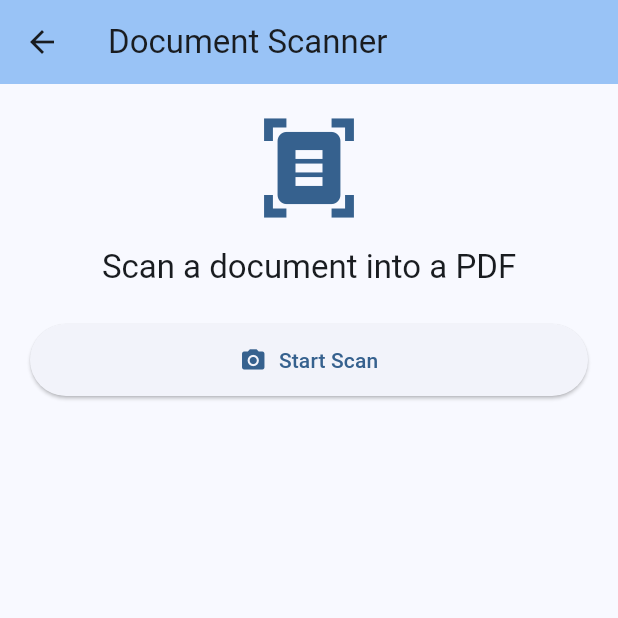
After one commit to getkawai/pdf_editor, a Flutter app: the screen it shows after launch, after a tap on "Scan Document", on a phone screen of 412 x 824 dp, the top half of it. The commit adds this screen. Run offline on Flutter 3.47's test engine with Material 3 defaults, Android fonts, the phone set to English and light mode, and no system bars; our stand-ins replace file_picker, firebase_analytics, firebase_core, firebase_crashlytics, permission_handler; missing offline and left inert: google_mlkit_document_scanner, llamadart, syncfusion_flutter_pdf, syncfusion_flutter_pdfviewer; accounts and stored records are empty.

Commit message:
Add document scanning functionality to HomeScreen
- Updated pubspec.yaml to include google_mlkit_document_scanner dependency for document scanning capabilities.
- Modified AndroidManifest.xml to request CAMERA permission for scanning documents.
- Implemented a new button in HomeScreen to navigate to DocumentScannerScreen, enhancing user interaction with document scanning features.

This update introduces document scanning functionality, improving the app's utility for users needing to scan and manage documents.

```diff
--- /dev/null
+++ b/lib/screens/document_scanner_screen.dart
@@ -0,0 +1,209 @@
+import 'dart:io';
+
+import 'package:flutter/material.dart';
+import 'package:google_mlkit_document_scanner/google_mlkit_document_scanner.dart';
+import 'package:permission_handler/permission_handler.dart';
+
+import 'pdf_viewer_screen.dart';
+
+class DocumentScannerScreen extends StatefulWidget {
+  const DocumentScannerScreen({super.key});
+
+  @override
+  State<DocumentScannerScreen> createState() => _DocumentScannerScreenState();
+}
+
+class _DocumentScannerScreenState extends State<DocumentScannerScreen> {
+  bool _isScanning = false;
+  DocumentScanningResultPdf? _lastPdf;
+  List<String>? _lastImages;
+  String? _errorMessage;
+
+  Future<void> _startScan() async {
+    setState(() {
+      _isScanning = true;
+      _errorMessage = null;
+    });
+
+    final cameraStatus = await Permission.camera.request();
+    if (!cameraStatus.isGranted) {
+      setState(() {
+        _isScanning = false;
+        _errorMessage = 'Camera permission is required to scan documents.';
+      });
+      return;
+    }
+
+    final options = DocumentScannerOptions(
+      documentFormats: {DocumentFormat.pdf},
+      pageLimit: 20,
+      mode: ScannerMode.full,
+      isGalleryImport: true,
+    );
+    final scanner = DocumentScanner(options: options);
+
+    try {
+      final result = await scanner.scanDocument();
+      setState(() {
+        _lastPdf = result.pdf;
+        _lastImages = result.images;
+      });
+    } catch (e) {
+      setState(() {
+        _errorMessage = 'Scanning failed: $e';
+      });
+    } finally {
+      await scanner.close();
+      if (mounted) {
+        setState(() {
+          _isScanning = false;
+        });
+      }
+    }
+  }
+
+  String? _pdfFilePath() {
+    final pdf = _lastPdf;
+    if (pdf == null) return null;
+    final uri = Uri.parse(pdf.uri);
+    if (uri.scheme == 'file') return uri.toFilePath();
+    if (uri.scheme.isEmpty) return pdf.uri;
+    return null;
+  }
+
+  void _openPdfViewer(String path) {
+    Navigator.push(
+      context,
+      MaterialPageRoute(builder: (context) => PdfViewerScreen(filePath: path)),
+    );
+  }
+
+  @override
+  Widget build(BuildContext context) {
+    final bool isSupported = Platform.isAndroid;
+    final pdfPath = _pdfFilePath();
+
+    return Scaffold(
+      appBar: AppBar(
+        title: const Text('Document Scanner'),
+        backgroundColor: Theme.of(context).colorScheme.inversePrimary,
+      ),
+      body: Padding(
+        padding: const EdgeInsets.all(20),
+        child: Column(
+          crossAxisAlignment: CrossAxisAlignment.stretch,
+          children: [
+            Icon(
+              Icons.document_scanner,
+              size: 72,
+              color: Theme.of(context).colorScheme.primary,
+            ),
+            const SizedBox(height: 16),
+            Text(
+              'Scan a document into a PDF',
+              style: Theme.of(context).textTheme.titleLarge,
+              textAlign: TextAlign.center,
+            ),
+            const SizedBox(height: 24),
+            ElevatedButton.icon(
+              onPressed: (!_isScanning && isSupported) ? _startScan : null,
+              icon: _isScanning
+                  ? const SizedBox(
+                      width: 18,
+                      height: 18,
+                      child: CircularProgressIndicator(strokeWidth: 2),
+                    )
+                  : const Icon(Icons.camera_alt),
+              label: Text(_isScanning ? 'Scanning…' : 'Start Scan'),
+              style: ElevatedButton.styleFrom(
+                padding: const EdgeInsets.symmetric(horizontal: 24, vertical: 14),
+              ),
+            ),
+            if (!isSupported) ...[
+              const SizedBox(height: 12),
+              Text(
+                'Document scanning is only supported on Android devices.',
+                style: Theme.of(context).textTheme.bodySmall,
+                textAlign: TextAlign.center,
+              ),
+            ],
+            const SizedBox(height: 16),
+            if (_errorMessage != null)
+              Text(
+                _errorMessage!,
+                style: TextStyle(color: Theme.of(context).colorScheme.error),
+                textAlign: TextAlign.center,
+              ),
+            const SizedBox(height: 24),
+            if (_lastPdf != null)
+              Card(
+                child: Padding(
+                  padding: const EdgeInsets.all(16),
+                  child: Column(
+                    crossAxisAlignment: CrossAxisAlignment.stretch,
+                    children: [
+                      Text(
+                        'Last Scan',
+                        style: Theme.of(context).textTheme.titleMedium,
+                      ),
+                      const SizedBox(height: 8),
+                      Text('Pages: ${_lastPdf!.pageCount}'),
+                      const SizedBox(height: 8),
+                      Text(
+                        'PDF: ${_lastPdf!.uri}',
+                        maxLines: 2,
+                        overflow: TextOverflow.ellipsis,
+                      ),
+                      const SizedBox(height: 12),
+                      if (pdfPath != null)
+                        OutlinedButton.icon(
+                          onPressed: () => _openPdfViewer(pdfPath),
+                          icon: const Icon(Icons.picture_as_pdf),
+                          label: const Text('Open PDF'),
+                        )
+                      else
+                        Text(
+                          'Cannot open this PDF URI in the viewer.',
+                          style: Theme.of(context).textTheme.bodySmall,
+                        ),
+                    ],
+                  ),
+                ),
+              ),
+            if (_lastImages != null && _lastImages!.isNotEmpty) ...[
+              const SizedBox(height: 16),
+              Text(
+                'Scanned Images (${_lastImages!.length})',
+                style: Theme.of(context).textTheme.titleMedium,
+              ),
+              const SizedBox(height: 8),
+              Expanded(
+                child: ListView.separated(
+                  itemCount: _lastImages!.length,
+                  separatorBuilder: (_, __) => const Divider(height: 1),
+                  itemBuilder: (context, index) {
+                    final imagePath = _lastImages![index];
+                    return ListTile(
+                      leading: const Icon(Icons.image),
+                      title: Text(
+                        imagePath.split(Platform.pathSeparator).last,
+                        maxLines: 1,
+                        overflow: TextOverflow.ellipsis,
+                      ),
+                      subtitle: Text(
+                        imagePath,
+                        maxLines: 1,
+                        overflow: TextOverflow.ellipsis,
+                      ),
+                    );
+                  },
+                ),
+              ),
+            ] else
+              const Spacer(),
+          ],
+        ),
+      ),
+    );
+  }
+}
--- a/lib/screens/home_screen.dart
+++ b/lib/screens/home_screen.dart
@@ -4,6 +4,7 @@ import 'pdf_viewer_screen.dart';
 import 'pdf_editor_screen.dart';
 import 'tools_screen.dart';
 import 'llm_chat_screen.dart';
+import 'document_scanner_screen.dart';
 import '../services/analytics_service.dart';
 
 class HomeScreen extends StatefulWidget {
@@ -87,6 +88,14 @@ class _HomeScreenState extends State<HomeScreen> {
     );
   }
 
+  Future<void> _openScannerScreen() async {
+    _analytics.logEvent(name: 'open_document_scanner');
+    Navigator.push(
+      context,
+      MaterialPageRoute(builder: (context) => const DocumentScannerScreen()),
+    );
+  }
+
   @override
   Widget build(BuildContext context) {
     return Scaffold(
@@ -137,6 +146,18 @@ class _HomeScreenState extends State<HomeScreen> {
               icon: const Icon(Icons.add_circle_outline),
               label: const Text('Create New PDF'),
               style: ElevatedButton.styleFrom(
+                padding: const EdgeInsets.symmetric(
+                  horizontal: 32,
+                  vertical: 16,
+                ),
+              ),
+            ),
+            const SizedBox(height: 16),
+            OutlinedButton.icon(
+              onPressed: _openScannerScreen,
+              icon: const Icon(Icons.document_scanner),
+              label: const Text('Scan Document'),
+              style: OutlinedButton.styleFrom(
                 padding: const EdgeInsets.symmetric(
                   horizontal: 32,
                   vertical: 16,
--- a/pubspec.yaml
+++ b/pubspec.yaml
@@ -51,6 +51,7 @@ dependencies:
   file_picker: ^10.1.9
   path_provider: ^2.1.5
   permission_handler: ^11.4.0
+  google_mlkit_document_scanner: ^0.4.1
 
 dev_dependencies:
   flutter_test:
```
Also changed, not shown: 1 other file.
